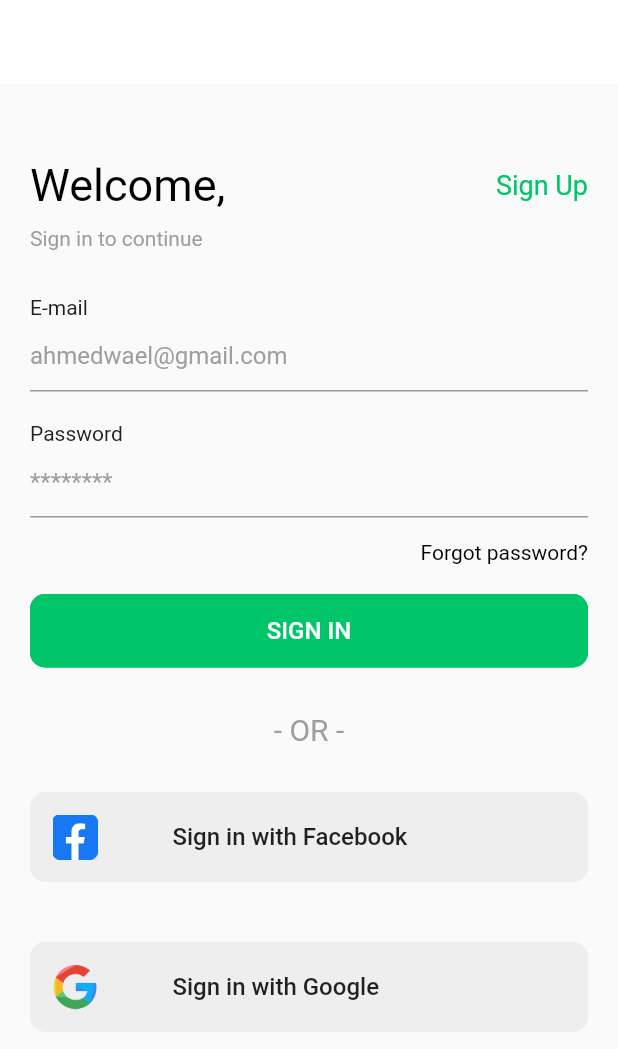
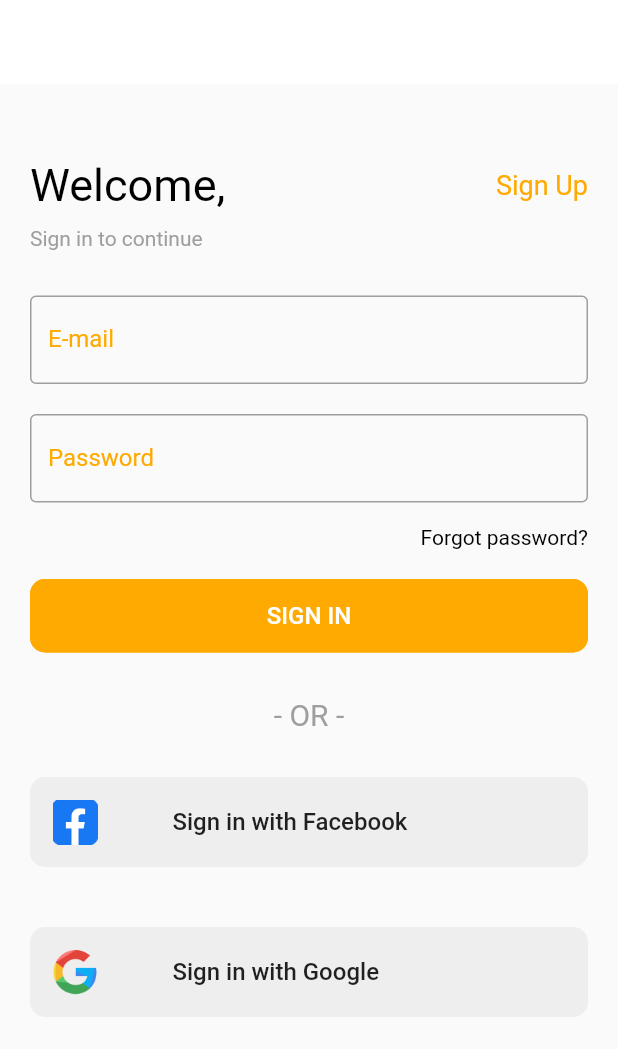
Before and after one commit to AhmedSamehh/E-Commerce-App-Flutter, a Flutter app: the screen it shows after launch, on a phone screen of 412 x 824 dp. Shown: the top 1049 px of the screen. Run offline on Flutter 3.47's test engine with Material 2 defaults, Android fonts, the phone set to English and light mode, and no system bars; our stand-ins replace cloud_firestore, firebase_auth, firebase_core, flutter_svg, get, google_sign_in and 2 more; missing offline and left inert: flutter_facebook_login, status_change; accounts and stored records are empty.

Commit message:
updated some UI settings

```diff
--- a/lib/constant.dart
+++ b/lib/constant.dart
@@ -7,10 +7,9 @@ final String COLUMN_QUANTITY = 'quantity';
 final String COLUMN_IMAGEURL = 'imageUrl';
 final String COLUMN_PRICE = 'price';
 final String CACHED_USER_DATA = 'CACHED_USER_DATA';
-const primaryColor = Color.fromRGBO(0, 197, 105, 1);
+const primaryColor = Color(0xffffaa00);
 
 
-const kTileHeight = 50.0;
 const inProgressColor = Colors.black87;
 const todoColor = Color(0xffd1d2d7);
 
--- a/lib/model/product.dart
+++ b/lib/model/product.dart
@@ -1,4 +1,4 @@
-import 'package:ECommerce/util/extension.dart';
+import 'package:ECommerce/util/hex_color_extension.dart';
 import 'package:flutter/cupertino.dart';
 
 class ProductModel {
--- a/lib/view/account_view.dart
+++ b/lib/view/account_view.dart
@@ -1,7 +1,5 @@
 import 'package:ECommerce/constant.dart';
 import 'package:ECommerce/core/view_model/account_view_model.dart';
-import 'package:ECommerce/core/view_model/control_view_model.dart';
-import 'package:ECommerce/view/auth/login_view.dart';
 import 'package:ECommerce/view/control_view.dart';
 import 'package:ECommerce/view/widgets/custom_text.dart';
 import 'package:flutter/cupertino.dart';
@@ -47,9 +45,9 @@ class AccountView extends StatelessWidget {
                     ),
                     Column(
                       children: [
-                        CustomText(text: controller.user.name),
+                        CustomText(text: controller.user.name.capitalize),
                         SizedBox(height: 10),
-                        CustomText(text: controller.user.email),
+                        CustomText(text: controller.user.email.capitalize),
                       ],
                     )
                   ]
--- a/lib/view/auth/login_view.dart
+++ b/lib/view/auth/login_view.dart
@@ -49,6 +49,7 @@ class LoginView extends GetWidget<AuthViewModel> {
                 CustomTextFormField(
                   text: "E-mail",
                   hint: "ahmedwael@gmail.com",
+                  inputType: TextInputType.emailAddress,
                   onSaved: (value){
                     controller.email = value;
                   },
@@ -62,6 +63,7 @@ class LoginView extends GetWidget<AuthViewModel> {
                 CustomTextFormField(
                   text: "Password",
                   hint: "********",
+                  isPassword: true,
                   onSaved: (value){
                     controller.password = value;
                   },
--- a/lib/view/cart_view.dart
+++ b/lib/view/cart_view.dart
@@ -53,7 +53,7 @@ class CartView extends StatelessWidget {
                                   CustomText(
                                     text: controller.productsList[index].price +
                                         " EGP",
-                                    color: primaryColor,
+                                    color: Colors.green,
                                   ),
                                   SizedBox(height: 10),
                                   Row(
@@ -110,7 +110,7 @@ class CartView extends StatelessWidget {
                           CustomText(text: "TOTAL", color: Colors.grey),
                           GetBuilder<CartViewModel>(
                             builder: (controller) => CustomText(
-                                text: controller.totalPrice.toString(), color: primaryColor
+                                text: controller.totalPrice.toString(), color: Colors.green
                             ),
                           ),
                         ],
--- a/lib/view/checkout/checkout_view.dart
+++ b/lib/view/checkout/checkout_view.dart
@@ -64,7 +64,7 @@ class CheckoutView extends StatelessWidget {
                     if (index <= controller.index) {
                       return DotIndicator(
                         size: 35.0,
-                        border: Border.all(color: Colors.green, width: 1),
+                        border: Border.all(color: primaryColor, width: 1),
                         child: Padding(
                           padding: const EdgeInsets.all(6.0),
                           child: Container(
--- a/lib/view/widgets/custom_textformfield.dart
+++ b/lib/view/widgets/custom_textformfield.dart
@@ -1,3 +1,4 @@
+import 'package:ECommerce/constant.dart';
 import 'package:ECommerce/view/widgets/custom_text.dart';
 import 'package:flutter/cupertino.dart';
 import 'package:flutter/material.dart';
@@ -7,21 +8,33 @@ class CustomTextFormField extends StatelessWidget{
   final String hint;
   final Function onSaved;
   final Function validator;
+  final TextInputType inputType;
+  final bool isPassword;
 
-  const CustomTextFormField({Key key, this.text, this.hint, this.onSaved, this.validator}) : super(key: key);
+  const CustomTextFormField({Key key, this.text, this.hint, this.onSaved, this.validator, this.inputType, this.isPassword = false}) : super(key: key);
 
   @override
   Widget build(BuildContext context){
     return Container(
       child: Column(
         children: [
-          CustomText(text: text, color: Colors.grey.shade900, fontSize: 14),
           TextFormField(
             decoration: InputDecoration(
+              enabledBorder: OutlineInputBorder(
+                borderSide: BorderSide(color: Colors.grey),
+              ),
+              focusedBorder: OutlineInputBorder(
+                borderSide: BorderSide(color: primaryColor),
+              ),
+
+              labelText: text,
+              labelStyle: TextStyle(color: primaryColor),
               hintText: hint,
               hintStyle: TextStyle(color: Colors.grey),
-              fillColor: Colors.white
+              fillColor: Colors.white,
             ),
+            obscureText: isPassword,
+            keyboardType: inputType,
             onSaved: onSaved,
             validator: validator,
           ),
```
Also changed, not shown: lib/core/view_model/cart_view_model.dart (+22 -1 lines), lib/view/product_details_view.dart (+8 -3 lines), lib/assets/empty_cart.svg, lib/util/hex_color_extension.dart (renamed from lib/util/extension.dart), 6 other files.
